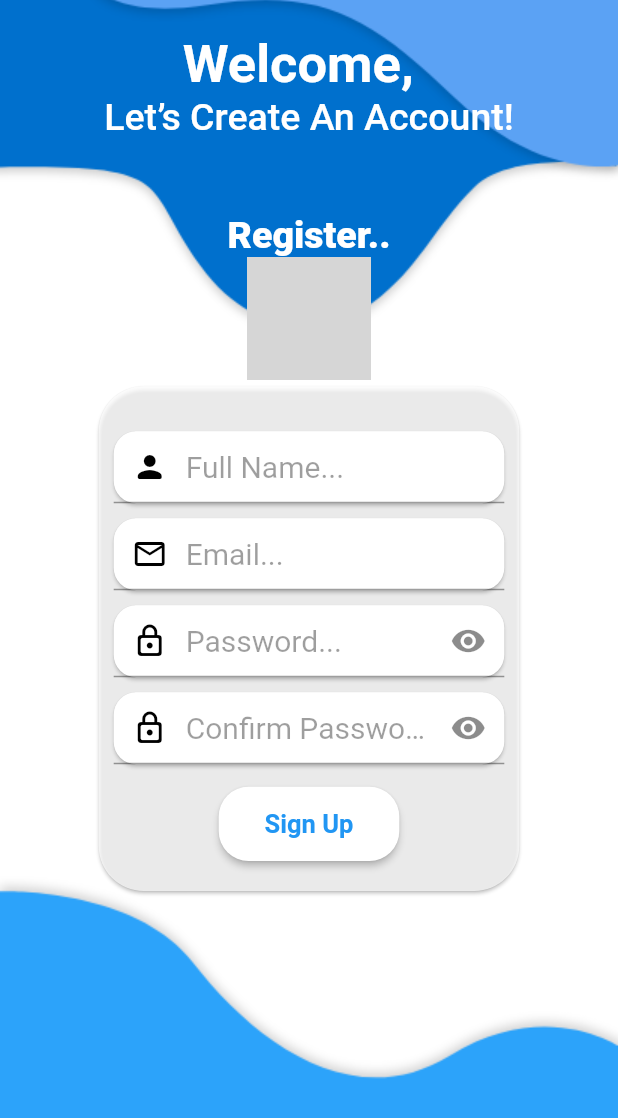
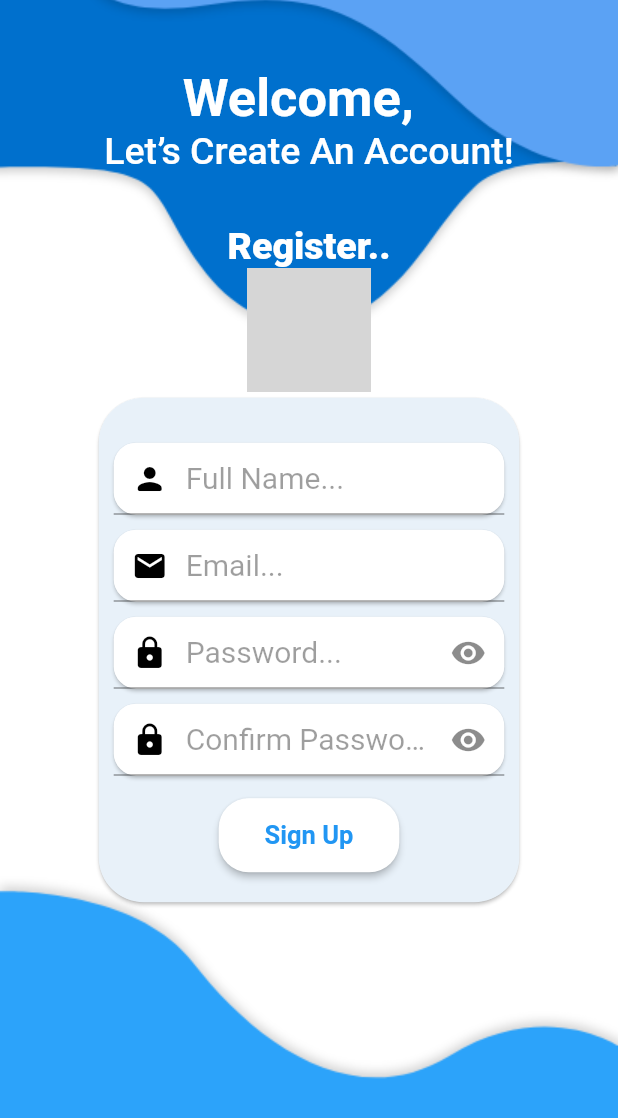
Before and after one commit to mahmoudashry98/Survival-Map, a Flutter app: the screen it shows after launch, after a tap on "Sign In", after a tap on "REGISTER", on a phone screen of 412 x 824 dp. Shown: the top 1118 px of the screen. Run offline on Flutter 3.47's test engine with Material 2 defaults, Android fonts, the phone set to English and light mode, and no system bars; our stand-ins replace cloud_firestore, curved_navigation_bar, firebase_auth, firebase_storage, flutter_spinkit, geolocator and 4 more; missing offline and left inert: ff_navigation_bar; accounts and stored records are empty; network calls fail; grey boxes are pictures that could not be loaded.

Commit message:
edit design

```diff
--- a/lib/pages/login_page.dart
+++ b/lib/pages/login_page.dart
@@ -83,6 +83,7 @@ class _LoginPageState extends State<LoginPage> {
         crossAxisAlignment: CrossAxisAlignment.start,
         mainAxisSize: MainAxisSize.max,
         children: <Widget>[
+          SizedBox( height:20),
           Text(
             "   Welcome,",
             style: TextStyle(
@@ -108,7 +109,7 @@ class _LoginPageState extends State<LoginPage> {
           _formkey.currentState.save();
         },
         child: Card(
-          color: Colors.white70,
+          color: Color.fromRGBO(232, 241, 249, 1.0),
           shape:
               RoundedRectangleBorder(borderRadius: BorderRadius.circular(30)),
           child: Column(
@@ -163,7 +164,7 @@ class _LoginPageState extends State<LoginPage> {
               hintText: "Email Address...",
               hintStyle: TextStyle(fontSize: 20, color: Colors.black38),
               prefixIcon: Icon(
-                Icons.email_outlined,
+                Icons.email,
                 color: Colors.black,
               ),
             ),
@@ -207,7 +208,7 @@ class _LoginPageState extends State<LoginPage> {
               },
             ),
             prefixIcon: Icon(
-              Icons.lock_outline_rounded,
+              Icons.lock,
               color: Colors.black,
             )),
       ),
--- a/lib/pages/registration_page.dart
+++ b/lib/pages/registration_page.dart
@@ -73,7 +73,7 @@ class _RegistrationPageState extends State<RegistrationPage> {
         _auth = Provider.of<AuthProvider>(_context);
         return Container(
           height: _deviceHeight * 1.0,
-          width: _deviceWidth*2.0,
+          width: _deviceWidth * 2.0,
           padding: EdgeInsets.symmetric(horizontal: _deviceWidth * 0.15),
           alignment: Alignment.center,
           child: Column(
@@ -81,6 +81,7 @@ class _RegistrationPageState extends State<RegistrationPage> {
             mainAxisSize: MainAxisSize.max,
             crossAxisAlignment: CrossAxisAlignment.center,
             children: <Widget>[
+              SizedBox( height:0),
               _headingWidget(),
               _inputForm(),
             ],
@@ -98,6 +99,7 @@ class _RegistrationPageState extends State<RegistrationPage> {
         crossAxisAlignment: CrossAxisAlignment.start,
         mainAxisSize: MainAxisSize.max,
         children: <Widget>[
+
           Text(
             "      Welcome,",
             style: TextStyle(
@@ -116,7 +118,7 @@ class _RegistrationPageState extends State<RegistrationPage> {
   Widget _inputForm() {
     return Container(
       height: _deviceHeight * 0.80,
-      width: _deviceWidth*1.9,
+      width: _deviceWidth * 1.9,
       child: Form(
         key: _formkey,
         onChanged: () {
@@ -138,13 +140,12 @@ class _RegistrationPageState extends State<RegistrationPage> {
             )),
             _imageSelectorWidget(),
             Card(
-                color: Colors.white70,
+                color: Color.fromRGBO(232, 241, 249, 1.0),
                 shape: RoundedRectangleBorder(
                     borderRadius: BorderRadius.circular(30)),
                 child: Column(children: [
                   SizedBox(
                     height: 20,
-
                   ),
                   _nameTextField(),
                   _emailTextField(),
@@ -152,7 +153,6 @@ class _RegistrationPageState extends State<RegistrationPage> {
                   _confirmPasswordTextField(),
                   SizedBox(
                     height: 15,
-
                   ),
                   _registrationButton()
                 ]))
@@ -194,8 +194,7 @@ class _RegistrationPageState extends State<RegistrationPage> {
 
   Widget _nameTextField() {
     return Card(
-      shape:
-      RoundedRectangleBorder(borderRadius: BorderRadius.circular(15)),
+      shape: RoundedRectangleBorder(borderRadius: BorderRadius.circular(15)),
       margin: EdgeInsets.only(top: 10, left: 10, right: 10),
       color: Colors.white,
       child: TextFormField(
@@ -226,8 +225,7 @@ class _RegistrationPageState extends State<RegistrationPage> {
   Widget _emailTextField() {
     return Center(
       child: Card(
-        shape:
-        RoundedRectangleBorder(borderRadius: BorderRadius.circular(15)),
+        shape: RoundedRectangleBorder(borderRadius: BorderRadius.circular(15)),
         margin: EdgeInsets.only(top: 10, left: 10, right: 10),
         color: Colors.white,
         child: TextFormField(
@@ -249,7 +247,7 @@ class _RegistrationPageState extends State<RegistrationPage> {
             hintText: "Email...",
             hintStyle: TextStyle(fontSize: 20, color: Colors.black38),
             prefixIcon: Icon(
-              Icons.email_outlined,
+              Icons.email,
               color: Colors.black,
             ),
           ),
@@ -262,7 +260,7 @@ class _RegistrationPageState extends State<RegistrationPage> {
     return Center(
       child: Card(
           shape:
-          RoundedRectangleBorder(borderRadius: BorderRadius.circular(15)),
+              RoundedRectangleBorder(borderRadius: BorderRadius.circular(15)),
           margin: EdgeInsets.only(top: 10, left: 10, right: 10),
           color: Colors.white,
           child: TextFormField(
@@ -298,7 +296,7 @@ class _RegistrationPageState extends State<RegistrationPage> {
                 },
               ),
               prefixIcon: Icon(
-                Icons.lock_outline_rounded,
+                Icons.lock,
                 color: Colors.black,
               ),
             ),
@@ -310,7 +308,7 @@ class _RegistrationPageState extends State<RegistrationPage> {
     return Column(children: <Widget>[
       Card(
           shape:
-          RoundedRectangleBorder(borderRadius: BorderRadius.circular(15)),
+              RoundedRectangleBorder(borderRadius: BorderRadius.circular(15)),
           margin: EdgeInsets.only(top: 10, left: 10, right: 10),
           color: Colors.white,
           child: TextFormField(
@@ -346,7 +344,7 @@ class _RegistrationPageState extends State<RegistrationPage> {
                 },
               ),
               prefixIcon: Icon(
-                Icons.lock_outline_rounded,
+                Icons.lock,
                 color: Colors.black,
               ),
             ),
--- a/pubspec.yaml
+++ b/pubspec.yaml
@@ -40,6 +40,7 @@ dependencies:
   flutter_svg: ^0.22.0
   url_launcher: ^6.0.7
   curved_navigation_bar: ^1.0.1
+  ff_navigation_bar: ^0.1.4
 
 
 
```
Also changed, not shown: lib/pages/home_page.dart (+35 -14 lines), pubspec.lock.
